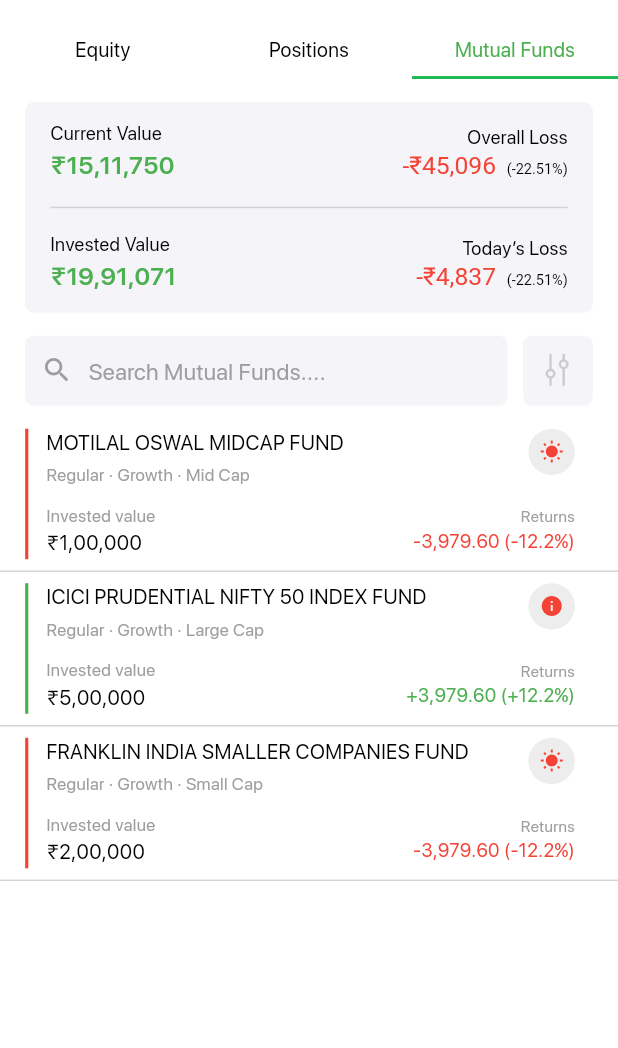
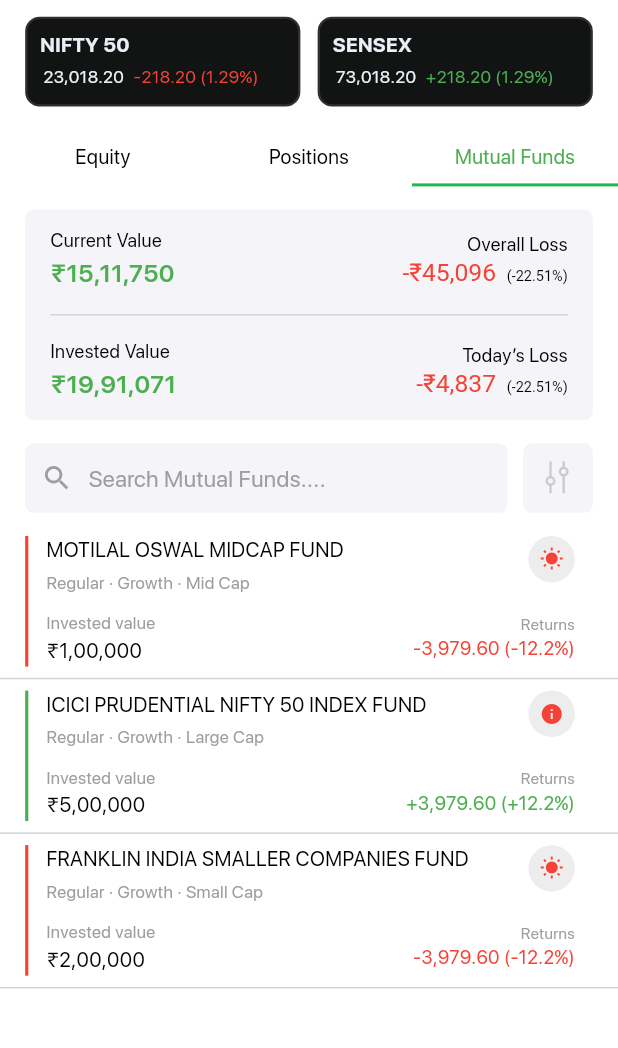
Before and after one commit to BrokingSapphire/SapphireTerminalMobile, a Flutter app: the HoldingsScreen screen opened directly, swiped to page 3, on a phone screen of 412 x 824 dp, the part 82-1130 px from its top. Run offline on Flutter 3.47's test engine with Material 3 defaults, Android fonts, the phone set to English and light mode, and no system bars; our stand-ins replace camera, confetti, dotted_border, flutter_screenutil, flutter_secure_storage, flutter_slidable and 5 more; missing offline and left inert: google_mlkit_face_detection, holdable_button, scribble; accounts and stored records are empty; project files that could hold a hidden picture were left out.

Commit message:
feat: add marketwatch cards to holdings section

```diff
--- a/lib/screens/home/holdings/holdingsScreen.dart
+++ b/lib/screens/home/holdings/holdingsScreen.dart
@@ -57,7 +57,7 @@ class _HoldingsScreenState extends State<HoldingsScreen> {
             return [
               SliverToBoxAdapter(
                 child: Padding(
-                  padding: EdgeInsets.only(left: 16.w, right: 16.w, top: 12.h),
+                  padding: EdgeInsets.symmetric(horizontal: 16.w, vertical: 12.h),
                   child: Row(
                       mainAxisAlignment: MainAxisAlignment.spaceBetween,
                       children: [
@@ -102,6 +102,19 @@ class _HoldingsScreenState extends State<HoldingsScreen> {
                       ]),
                 ),
               ),
+              SliverToBoxAdapter(
+                child: Padding(
+                  padding: EdgeInsets.only(left: 16.w, right: 16.w),
+                  child: Row(
+                    mainAxisAlignment: MainAxisAlignment.spaceBetween,
+                    children: [
+                      MarketDataCard("NIFTY 50", "23,018.20", "-218.20 (1.29%)"),
+                      MarketDataCard("SENSEX", "73,018.20", "+218.20 (1.29%)"),
+                    ],
+                  ),
+                ),
+              ),
+
               SliverPersistentHeader(
                 pinned: true,
                 delegate: CustomTabBarDelegate(
@@ -210,3 +223,55 @@ class CustomTabBarDelegate extends SliverPersistentHeaderDelegate {
         selectedIndex != oldDelegate.selectedIndex;
   }
 }
+
+
+Widget MarketDataCard(String title, String price, String change) {
+  final bool isPositive = change.startsWith('+');
+  final Color changeColor = isPositive ? Colors.green : Colors.red;
+
+  return Container(
+    height: 62.h,
+    width: 175.w,
+    padding: EdgeInsets.symmetric(vertical: 8.h, horizontal: 8.w),
+    decoration: BoxDecoration(
+      color: const Color(0xff121413),
+      borderRadius: BorderRadius.circular(10.r),
+      border: Border.all(color: const Color(0xff2F2F2F), width: 1.5.w),
+    ),
+    child: Column(
+      crossAxisAlignment: CrossAxisAlignment.start,
+      children: [
+        Text(
+          title,
+          style: TextStyle(
+              color: const Color(0xffEBEEF5),
+              fontSize: 14.sp,
+              fontWeight: FontWeight.bold),
+        ),
+        SizedBox(height: 2.h),
+        Container(
+          padding: EdgeInsets.all(2.w),
+          decoration: BoxDecoration(
+            color: const Color(0xff121413),
+            borderRadius: BorderRadius.circular(6.r),
+          ),
+          child: Row(
+            mainAxisSize: MainAxisSize.min,
+            children: [
+              Text(
+                price,
+                style:
+                TextStyle(color: const Color(0xffEBEEF5), fontSize: 12.sp),
+              ),
+              SizedBox(width: 6.w),
+              Text(
+                change,
+                style: TextStyle(color: changeColor, fontSize: 12.sp),
+              ),
+            ],
+          ),
+        ),
+      ],
+    ),
+  );
+}
```
